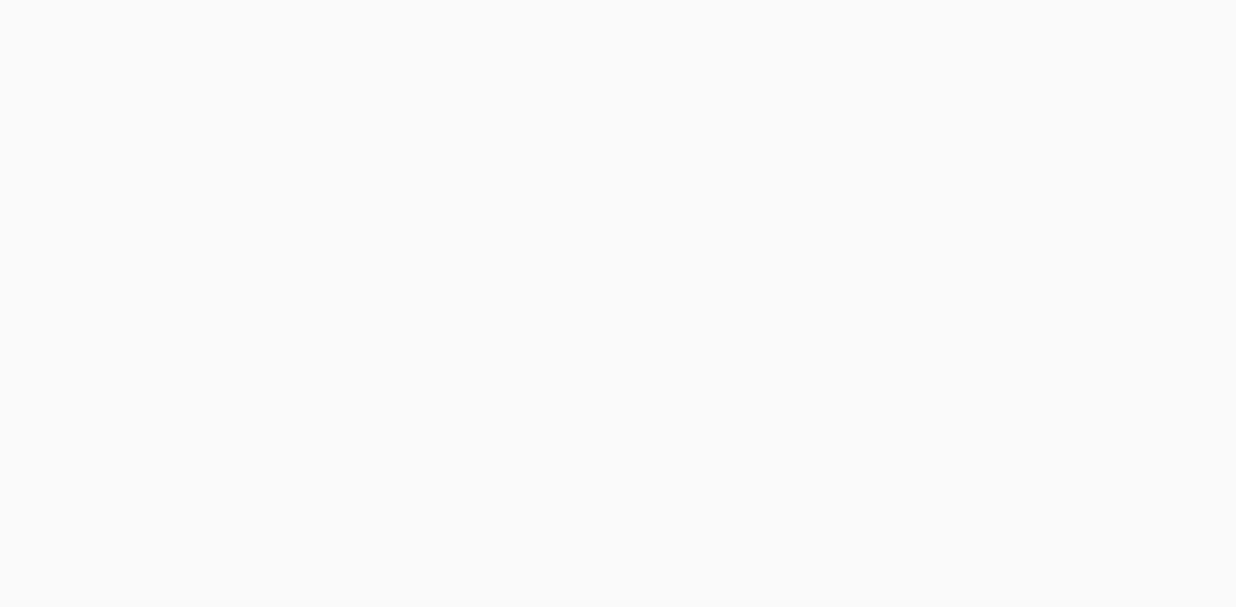
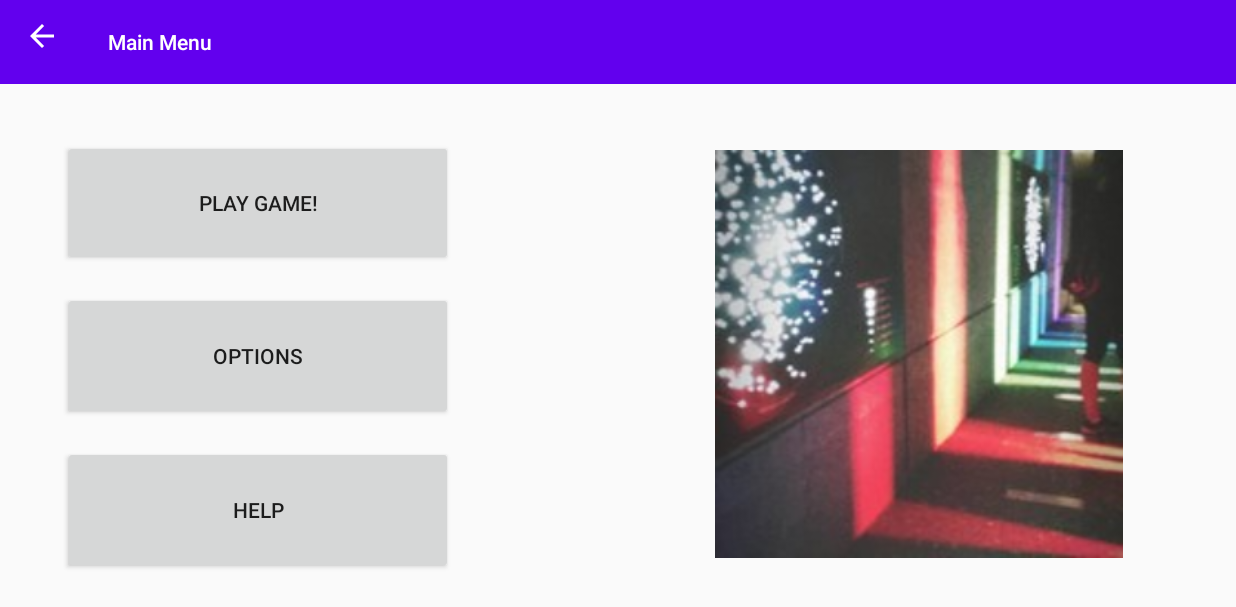
Before and after one commit to Debugx-x/Impostors, an Android app: the Main_menu screen opened directly, with no data from a screen before it, on a phone screen of 824 x 412 dp (held sideways). Before the commit the part shown is empty. Shown: the top 607 px of the screen. Run offline under Robolectric (Android 15) with nearby library versions, the phone set to English and light mode, and no system bars.

Commit message:
[vaibhav] designed the MainMenu screen
I have added and implemented buttons to launch different activities on click

```diff
--- a/app/build.gradle
+++ b/app/build.gradle
@@ -1,12 +1,12 @@
 apply plugin: 'com.android.application'
 
 android {
-    compileSdkVersion 30
+    compileSdkVersion 29
     buildToolsVersion "30.0.2"
 
     defaultConfig {
         applicationId "com.vaibhavs.MineSweeper"
-        minSdkVersion 24
+        minSdkVersion 29
         targetSdkVersion 30
         versionCode 1
         versionName "1.0"
--- a/app/src/main/AndroidManifest.xml
+++ b/app/src/main/AndroidManifest.xml
@@ -27,6 +27,7 @@
             android:theme="@style/AppTheme.NoActionBar"/>
         <activity android:name=".UI.Main_menu"
             android:screenOrientation="landscape"
+            android:label="Main Menu"
             android:theme="@style/AppTheme.NoActionBar"/>
         <activity
             android:name=".UI.MainActivity"
--- a/app/src/main/java/com/vaibhavs/MineSweeper/UI/Main_menu.java
+++ b/app/src/main/java/com/vaibhavs/MineSweeper/UI/Main_menu.java
@@ -1,8 +1,16 @@
 package com.vaibhavs.MineSweeper.UI;
 
+import androidx.appcompat.app.ActionBar;
 import androidx.appcompat.app.AppCompatActivity;
+import androidx.appcompat.widget.Toolbar;
 
+import android.content.Intent;
 import android.os.Bundle;
+import android.view.Menu;
+import android.view.MenuItem;
+import android.view.View;
+import android.widget.Button;
+import android.widget.Toast;
 
 import com.vaibhavs.MineSweeper.R;
 
@@ -12,5 +20,60 @@ public class Main_menu extends AppCompatActivity {
     protected void onCreate(Bundle savedInstanceState) {
         super.onCreate(savedInstanceState);
         setContentView(R.layout.activity_main_menu);
+        Toolbar toolbar = findViewById(R.id.toolbar);
+        setSupportActionBar(toolbar);
+        ActionBar ab = getSupportActionBar();
+        ab.setDisplayShowHomeEnabled(true);
+
+        Intent_buttons();
+    }
+
+    void Intent_buttons(){
+        Button play_btn = findViewById(R.id.btn_play);
+        play_btn.setOnClickListener(new View.OnClickListener() {
+            @Override
+            public void onClick(View v) {
+                Toast.makeText(Main_menu.this,"Launching Game Screen",Toast.LENGTH_SHORT).show();
+                Intent i = new Intent(Main_menu.this,Help.class);
+                startActivity(i);
+            }
+        });
+        Button option_btn = findViewById(R.id.btn_options);
+        option_btn.setOnClickListener(new View.OnClickListener() {
+            @Override
+            public void onClick(View v) {
+                Toast.makeText(Main_menu.this,"Launching options Screen",Toast.LENGTH_SHORT).show();
+                Intent i = new Intent(Main_menu.this,option.class);
+                startActivity(i);
+            }
+        });
+        Button help_btn = findViewById(R.id.btn_help);
+        help_btn.setOnClickListener(new View.OnClickListener() {
+            @Override
+            public void onClick(View v) {
+                Toast.makeText(Main_menu.this,"Launching Help Screen",Toast.LENGTH_SHORT).show();
+                Intent i = new Intent(Main_menu.this,Help.class);
+                startActivity(i);
+            }
+        });
+    }
+
+    @Override
+    public boolean onCreateOptionsMenu(Menu menu) {
+        // Inflate the menu; this adds items to the action bar if it is present.
+        getMenuInflater().inflate(R.menu.menu_back, menu);
+        return true;
+    }
+
+    @Override
+    public boolean onOptionsItemSelected(MenuItem item) {
+        // Handle action bar item clicks here. The action bar will
+        // automatically handle clicks on the Home/Up button, so long
+        // as you specify a parent activity in AndroidManifest.xml.
+        switch(item.getItemId()) {
+            case android.R.id.home:
+                System.exit(0);
+        }
+        return super.onOptionsItemSelected(item);
     }
 }
--- a/app/src/main/res/layout/activity_main_menu.xml
+++ b/app/src/main/res/layout/activity_main_menu.xml
@@ -1,9 +1,59 @@
 <?xml version="1.0" encoding="utf-8"?>
-<androidx.constraintlayout.widget.ConstraintLayout xmlns:android="http://schemas.android.com/apk/res/android"
+<RelativeLayout xmlns:android="http://schemas.android.com/apk/res/android"
     xmlns:app="http://schemas.android.com/apk/res-auto"
     xmlns:tools="http://schemas.android.com/tools"
     android:layout_width="match_parent"
     android:layout_height="match_parent"
     tools:context=".UI.Main_menu">
 
-</androidx.constraintlayout.widget.ConstraintLayout>
+    <androidx.appcompat.widget.Toolbar
+        android:id="@+id/toolbar"
+        android:layout_width="match_parent"
+        android:layout_height="wrap_content"
+        android:background="?attr/colorPrimary"
+        android:minHeight="?attr/actionBarSize"
+        android:theme="?attr/actionBarTheme"
+        app:navigationIcon="@drawable/ic_baseline_arrow_back_24" />
+
+    <Button
+        android:id="@+id/btn_play"
+        android:layout_width="260dp"
+        android:layout_height="85dp"
+        android:layout_above="@+id/btn_options"
+        android:layout_alignParentStart="true"
+        android:layout_alignParentTop="true"
+        android:layout_marginStart="42dp"
+        android:layout_marginTop="93dp"
+        android:layout_marginBottom="17dp"
+        android:text="@string/play_game" />
+
+    <Button
+        android:id="@+id/btn_options"
+        android:layout_width="260dp"
+        android:layout_height="85dp"
+        android:layout_above="@+id/btn_help"
+        android:layout_alignParentStart="true"
+        android:layout_marginStart="42dp"
+        android:layout_marginBottom="17dp"
+        android:text="@string/options" />
+
+    <Button
+        android:id="@+id/btn_help"
+        android:layout_width="260dp"
+        android:layout_height="85dp"
+        android:layout_alignParentStart="true"
+        android:layout_alignParentBottom="true"
+        android:layout_marginStart="42dp"
+        android:layout_marginBottom="29dp"
+        android:text="@string/help" />
+
+    <ImageView
+        android:id="@+id/imageView2"
+        android:layout_width="272dp"
+        android:layout_height="281dp"
+        android:layout_alignParentTop="true"
+        android:layout_alignParentEnd="true"
+        android:layout_marginTop="95dp"
+        android:layout_marginEnd="75dp"
+        app:srcCompat="@drawable/pic" />
+</RelativeLayout>
--- a/app/src/main/res/values/strings.xml
+++ b/app/src/main/res/values/strings.xml
@@ -12,4 +12,7 @@
     <string name="Title">MineSweeper</string>
     <string name="byline">By Vaibhav Saini</string>
     <string name="skipbutton">SKIP</string>
+    <string name="play_game">Play Game!</string>
+    <string name="options">Options</string>
+    <string name="help">Help</string>
 </resources>
```
Also changed, not shown: app/src/main/java/com/vaibhavs/MineSweeper/UI/MainActivity.java (+11 -0 lines), app/src/main/res/layout/activity_main.xml (+11 -0 lines), app/src/main/res/drawable-mdpi/pic.jpg (added).
